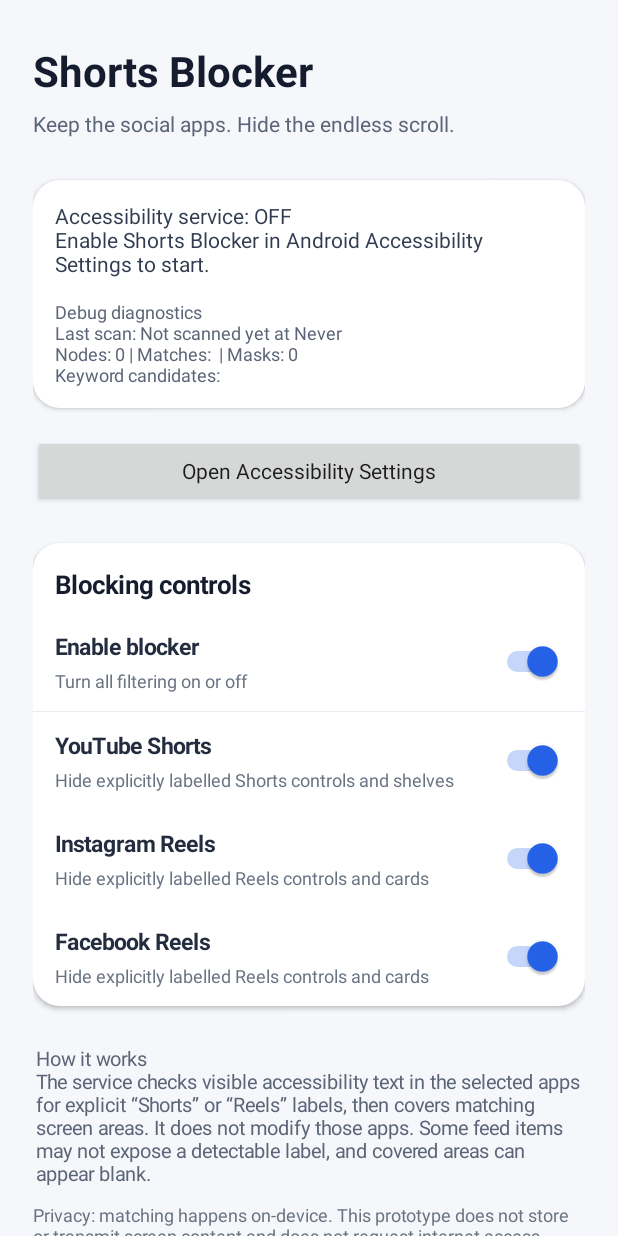
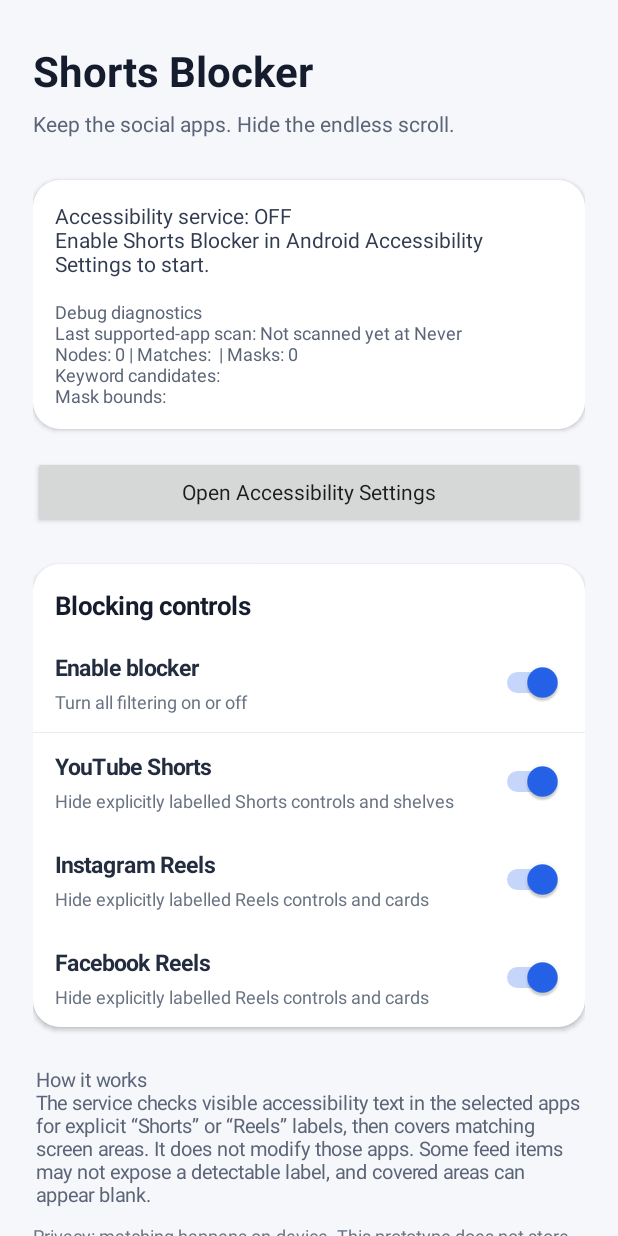
Before and after one commit to connectnexdesh-droid/shorts-blocker, an Android app: the screen it shows after launch (MainActivity), on a phone screen of 412 x 824 dp. Run offline under Robolectric (Android 15) with nearby library versions, the phone set to English and light mode, and no system bars.

Commit message:
feat: show overlay bounds in diagnostics

```diff
--- a/app/src/main/java/com/connectnexdesh/shortsblocker/MainActivity.kt
+++ b/app/src/main/java/com/connectnexdesh/shortsblocker/MainActivity.kt
@@ -185,12 +185,13 @@ class MainActivity : Activity() {
         val matches = prefs.getString(BlockerPreferences.LAST_SCAN_MATCHES, "").orEmpty()
         val candidates = prefs.getString(BlockerPreferences.LAST_SCAN_CANDIDATES, "").orEmpty()
         val targets = prefs.getInt(BlockerPreferences.LAST_SCAN_TARGETS, 0)
+        val bounds = prefs.getString(BlockerPreferences.LAST_SCAN_BOUNDS, "").orEmpty()
         val scanTime = prefs.getLong(BlockerPreferences.LAST_SCAN_TIME, 0L)
         val timeLabel = if (scanTime == 0L) "Never" else
             java.text.SimpleDateFormat("HH:mm:ss", java.util.Locale.getDefault())
                 .format(java.util.Date(scanTime))
         diagnosticsStatus.text =
-            "Debug diagnostics\nLast scan: $app at $timeLabel\nNodes: $nodes | Matches: $matches | Masks: $targets\nKeyword candidates: $candidates"
+            "Debug diagnostics\nLast supported-app scan: $app at $timeLabel\nNodes: $nodes | Matches: $matches | Masks: $targets\nKeyword candidates: $candidates\nMask bounds: $bounds"
     }
 
     private fun isAccessibilityServiceEnabled(): Boolean {
@@ -291,5 +292,6 @@ internal object BlockerPreferences {
     const val LAST_SCAN_CANDIDATES = "last_scan_candidates"
     const val LAST_SCAN_MATCHES = "last_scan_matches"
     const val LAST_SCAN_TARGETS = "last_scan_targets"
+    const val LAST_SCAN_BOUNDS = "last_scan_bounds"
     const val LAST_SCAN_TIME = "last_scan_time"
 }
```
